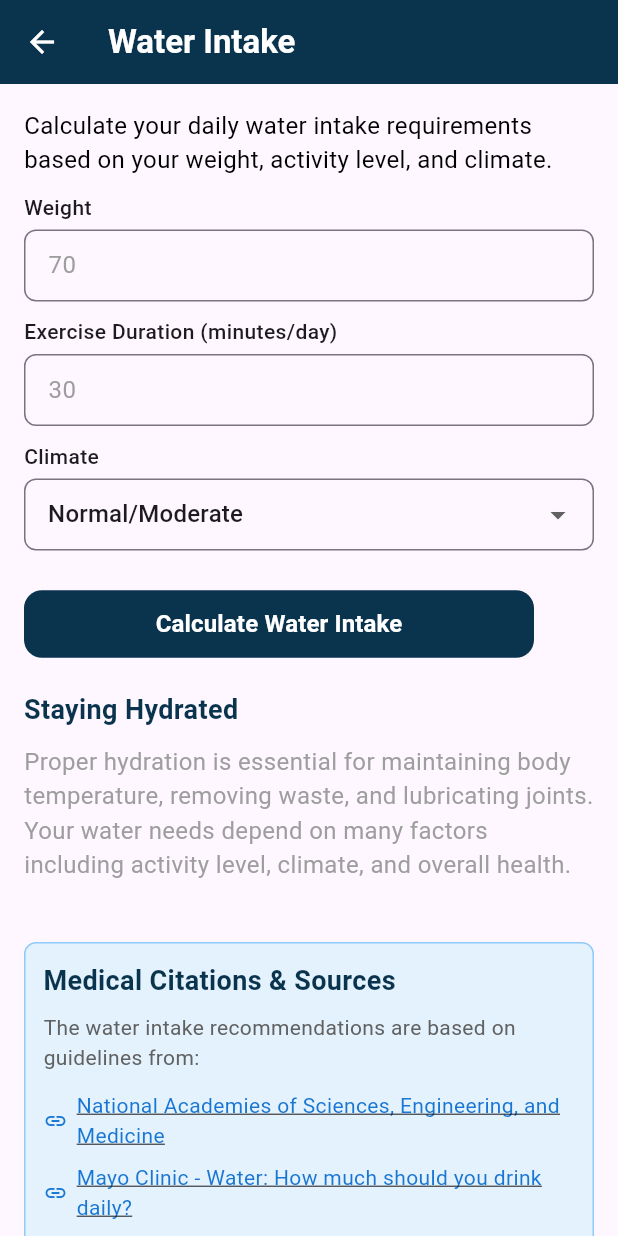
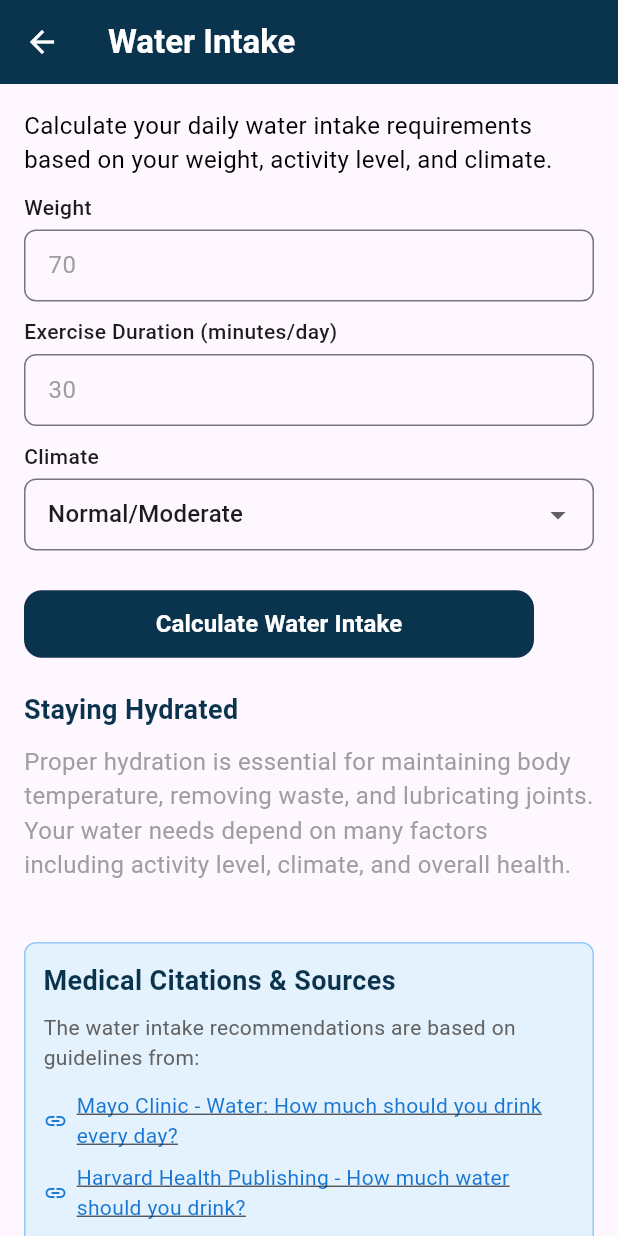
Before and after one commit to Hamid-Raza-22/Online-Calculator-Hub, a Flutter app: the WaterIntakeView screen opened directly, on a phone screen of 412 x 824 dp. Run offline on Flutter 3.47's test engine with Material 3 defaults, Android fonts, the phone set to English and light mode, and no system bars; our stand-ins replace audioplayers, get, shared_preferences, webview_flutter; accounts and stored records are empty.

```diff
--- a/lib/screens/water_intake/water_intake_view.dart
+++ b/lib/screens/water_intake/water_intake_view.dart
@@ -151,16 +151,16 @@ class WaterIntakeView extends StatelessWidget {
                       ),
                       SizedBox(height: 8),
                       _buildCitationLink(
-                        "National Academies of Sciences, Engineering, and Medicine",
-                        "https://www.nationalacademies.org/our-work/establishing-dietary-reference-intakes-for-water-potassium-sodium-chloride-and-sulfate",
-                      ),
-                      _buildCitationLink(
-                        "Mayo Clinic - Water: How much should you drink daily?",
+                        "Mayo Clinic - Water: How much should you drink every day?",
                         "https://www.mayoclinic.org/healthy-lifestyle/nutrition-and-healthy-eating/in-depth/water/art-20044256",
                       ),
                       _buildCitationLink(
-                        "Centers for Disease Control and Prevention (CDC)",
-                        "https://www.cdc.gov/healthywater/drinking/nutrition/index.html",
+                        "Harvard Health Publishing - How much water should you drink?",
+                        "https://www.health.harvard.edu/staying-healthy/how-much-water-should-you-drink",
+                      ),
+                      _buildCitationLink(
+                        "National Academy of Medicine - Dietary Reference Intakes",
+                        "https://nap.nationalacademies.org/read/10925/chapter/6",
                       ),
                       SizedBox(height: 8),
                       TextWidget(
--- a/pubspec.yaml
+++ b/pubspec.yaml
@@ -16,7 +16,7 @@ publish_to: 'none' # Remove this line if you wish to publish to pub.dev
 # https://developer.apple.com/library/archive/documentation/General/Reference/InfoPlistKeyReference/Articles/CoreFoundationKeys.html
 # In Windows, build-name is used as the major, minor, and patch parts
 # of the product and file versions while build-number is used as the build suffix.
-version: 1.0.0+1
+version: 1.1.0+3
 
 environment:
   sdk: ^3.8.1
```
Also changed, not shown: 2 other files.
